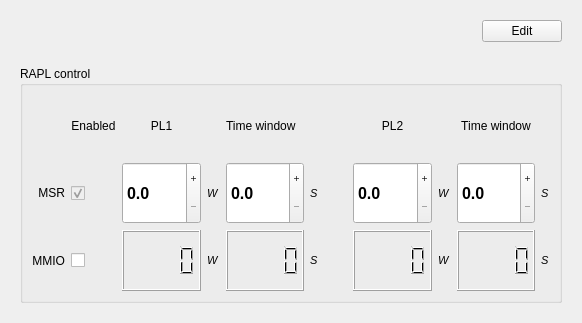
This is widget_rapl.ui in NativCos/laptop_power as Qt 5 draws it before an edit. The edited form follows.
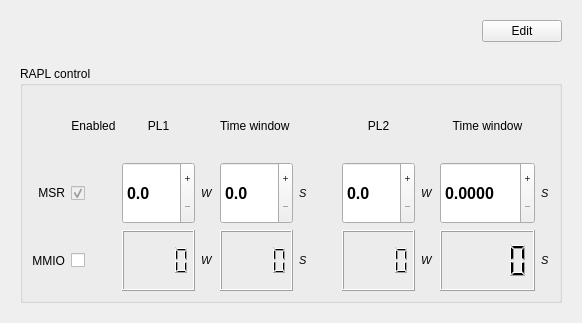
This is the edited form. The open tabs and pages were chosen to show the change.

```diff
--- a/widget_rapl.ui
+++ b/widget_rapl.ui
@@ -1243,7 +1243,7 @@
                <bool>false</bool>
               </property>
               <property name="decimals">
-               <number>1</number>
+               <number>4</number>
               </property>
               <property name="maximum">
                <double>300.000000000000000</double>
```
Left out of the diff: 2 changed lines with no effect on the pictures.
